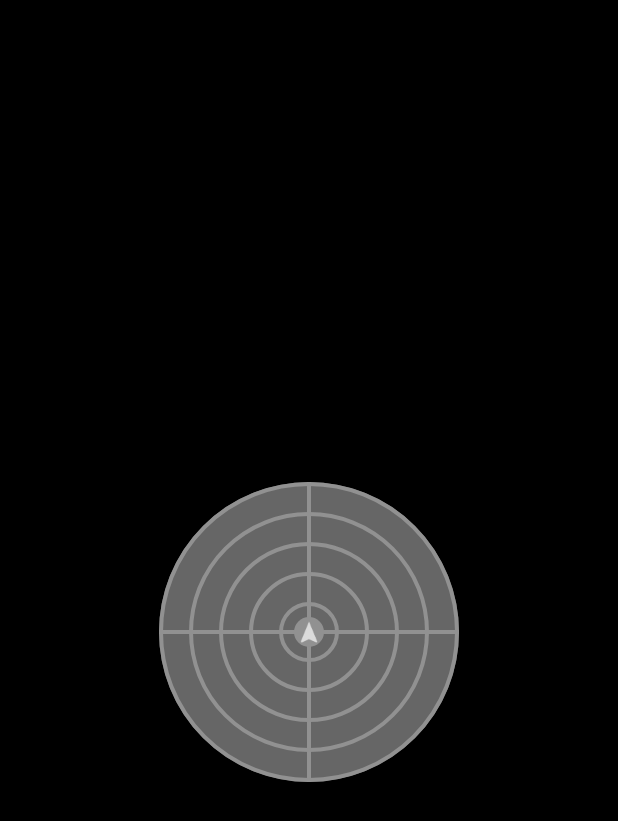
After one commit to SmallCrispyRice/AndroidUiStudy, an Android app: the RadarFragment screen opened through its navigation route, on a phone screen of 412 x 824 dp. The commit adds this screen. Shown: the top 821 px of the screen. Run offline under Robolectric (Android 15) with nearby library versions, the phone set to English and light mode, and no system bars; our stand-ins replace data binding.

Commit message:
雷达地图

```diff
--- a/AndroidUiStudy/app/src/main/AndroidManifest.xml
+++ b/AndroidUiStudy/app/src/main/AndroidManifest.xml
@@ -3,7 +3,12 @@
     xmlns:tools="http://schemas.android.com/tools"
     package="com.example.androiduistudy">
 
+
     <uses-permission android:name="android.permission.WRITE_EXTERNAL_STORAGE"/>
+    <!--    精确位置信息权限，通过GPS获取位置信息-->
+    <uses-permission android:name="android.permission.ACCESS_FINE_LOCATION" />
+    <!--    大致位置信息权限，通过WiFi或基站获取位置信息-->
+    <uses-permission android:name="android.permission.ACCESS_COARSE_LOCATION" />
     <application
         android:name=".CustomApplication"
         android:allowBackup="true"
--- a/AndroidUiStudy/app/src/main/java/com/example/androiduistudy/MainFragment.kt
+++ b/AndroidUiStudy/app/src/main/java/com/example/androiduistudy/MainFragment.kt
@@ -36,6 +36,7 @@ class MainFragment : BaseFragment() {
         navItems.add(NavItem("小说书架",R.id.action_mainFragment_to_bookshelfFragment))
         navItems.add(NavItem("写字板",R.id.action_mainFragment_to_tabletFragment))
         navItems.add(NavItem("虚拟摇杆",R.id.action_mainFragment_to_rockerFragment))
+        navItems.add(NavItem("雷达图",R.id.action_mainFragment_to_radarFragment))
         val adapter = ShowAdapter(navItems,findNavController())
         binding.rvMainShow.adapter = adapter
     }
--- /dev/null
+++ b/AndroidUiStudy/app/src/main/java/com/example/androiduistudy/bean/LocationInfo.kt
@@ -0,0 +1,9 @@
+package com.example.androiduistudy.bean
+
+data class LocationInfo(
+    var lat1:Double = 0.0,
+    var lon1:Double = 0.0,
+    var lat2:Double = 0.0,
+    var lon2:Double = 0.0,
+    var degree:Float = 0f
+)
--- /dev/null
+++ b/AndroidUiStudy/app/src/main/java/com/example/androiduistudy/ui/radar/RadarFragment.kt
@@ -0,0 +1,158 @@
+package com.example.androiduistudy.ui.radar
+
+import android.Manifest
+import android.content.Context
+import android.content.pm.PackageManager
+import android.hardware.Sensor
+import android.hardware.SensorEvent
+import android.hardware.SensorEventListener
+import android.hardware.SensorManager
+import android.location.Location
+import android.location.LocationListener
+import android.location.LocationManager
+import android.os.Bundle
+import android.view.LayoutInflater
+import android.view.View
+import androidx.core.app.ActivityCompat
+import androidx.lifecycle.MutableLiveData
+import com.example.androiduistudy.R
+import com.example.androiduistudy.base.BaseBindingViewFragment
+import com.example.androiduistudy.bean.LocationInfo
+import com.example.androiduistudy.databinding.FragmentRadarBinding
+import com.example.androiduistudy.util.CustomLog
+import com.example.androiduistudy.util.GeoUtils
+import java.util.*
+import kotlin.math.abs
+
+
+class RadarFragment : BaseBindingViewFragment<FragmentRadarBinding>(R.layout.fragment_radar) ,
+    SensorEventListener {
+    companion object{
+        const val TAG = "RadarFragment"
+    }
+    private lateinit var sensorManager: SensorManager
+    private lateinit var locationManager: LocationManager
+    private lateinit var locationListener: LocationListener
+    private lateinit var locationInfo: LocationInfo
+    private var locationInfoLiveData = MutableLiveData<LocationInfo>()
+    private var hasInitialized = false//飞机经纬度是否初始化
+    private var lastDegree:Float = 999f
+    var lat1:Double = 0.0
+    var lon1:Double = 0.0
+    var lon2:Double = 0.015
+    var lat2:Double = 0.0
+
+    override fun initBinding(layoutInflater: LayoutInflater): FragmentRadarBinding? {
+        return FragmentRadarBinding.inflate(layoutInflater)
+    }
+
+    override fun onViewCreated(view: View, savedInstanceState: Bundle?) {
+        super.onViewCreated(view, savedInstanceState)
+        initView()
+    }
+
+    private fun initView() {
+
+        locationInfo = LocationInfo()
+        locationInfoLiveData.observe(viewLifecycleOwner){ it ->
+            binding.locationInfo = ""+
+                "手机经纬度:(${it.lon1}，${it.lat1})\n" +
+                    "飞机经纬度:(${it.lon2},${it.lat2})\n" +
+                    "两点距离(米):${(GeoUtils.calculateDistance(it.lon1, it.lat1, it.lon2, it.lat2)*1000).toInt()}\n"+
+                    "与正北方向夹角:${GeoUtils.getAngle(GeoUtils.MyLatLng(it.lon1, it.lat1),GeoUtils.MyLatLng(it.lon2, it.lat2)).toInt()}\n"+
+                    "方向角:${it.degree}"
+        }
+
+
+
+        val angle = GeoUtils.getAngle(GeoUtils.MyLatLng(0.15,0.15),GeoUtils.MyLatLng(0.0,0.0))
+        CustomLog.d(TAG,"角度；${angle}")
+    }
+
+    override fun onResume() {
+        super.onResume()
+        //地址监听
+        locationManager = requireContext().getSystemService(Context.LOCATION_SERVICE) as LocationManager
+        locationListener = object :LocationListener{
+            override fun onLocationChanged(location: Location) {
+                lat1 = location.latitude
+                lon1 = location.longitude
+                if (!hasInitialized){
+                    val random = Random()
+                    var randomValue = 0.02 + random.nextDouble() * (0.02 - 0.01)
+//                    var randomValue = 0.0002 + random.nextDouble() * (0.0002 - 0.0001)//测试用  较近范围
+                    if(random.nextBoolean()){
+                        randomValue = -randomValue
+                    }
+                    lat2 = lat1 + randomValue
+                    if(random.nextBoolean()){
+                        randomValue = -randomValue
+                    }
+                    lon2 = lon1 + randomValue
+                    hasInitialized = true
+                }
+                binding.layoutRadarMap.setLatLng(lon1,lat1,lon2,lat2)
+                CustomLog.d("起点经纬度：($lon1,$lat1)")
+                CustomLog.d("终点经纬度：($lon2,$lat2)")
+//                binding.layoutRadarMap.setLatLng(0.0,0.0,0.0,0.015)//测试用，正北方向点
+                locationInfo.lon1 = lon1
+                locationInfo.lat1 = lat1
+                locationInfo.lon2 = lon2
+                locationInfo.lat2 = lat2
+                locationInfoLiveData.value = locationInfo
+            }
+
+            /** 位置提供者被禁用时调用，例如禁用了 GPS 定位功能，那么该方法就会被触发 如果禁用时没有重写该方法会导致闪退*/
+            override fun onProviderDisabled(provider: String) {
+                CustomLog.d(TAG,provider)
+            }
+
+            /** 位置提供者被启用时调用，之前被禁用的位置提供者（如打开了 GPS 定位功能），该方法就会被触发。如果重新启用时没有重写该方法会导致闪退*/
+            override fun onProviderEnabled(provider: String) {
+                CustomLog.d(TAG,provider)
+            }
+        }
+
+        //判断GPS或网络定位是否启用
+        if (locationManager.isProviderEnabled(LocationManager.GPS_PROVIDER) || locationManager.isProviderEnabled(LocationManager.NETWORK_PROVIDER)) {
+            //检查是否授予了访问精确位置和粗略位置的权限
+            if (ActivityCompat.checkSelfPermission(requireContext(), Manifest.permission.ACCESS_FINE_LOCATION) == PackageManager.PERMISSION_GRANTED && ActivityCompat.checkSelfPermission(requireContext(), Manifest.permission.ACCESS_COARSE_LOCATION) == PackageManager.PERMISSION_GRANTED) {
+                //请求位置更新，这里使用GPS，最小时间间隔0，最小距离0，及对应的位置监听器
+                locationManager.requestLocationUpdates(LocationManager.GPS_PROVIDER, 0, 0f, locationListener)
+            }
+        }
+
+        //方向角监听器实现
+        sensorManager = requireContext().getSystemService(Context.SENSOR_SERVICE) as SensorManager
+        val rotationVectorSensor = sensorManager.getDefaultSensor(Sensor.TYPE_ORIENTATION)
+        sensorManager.registerListener(this, rotationVectorSensor, SensorManager.SENSOR_DELAY_NORMAL)
+    }
+
+    override fun onDestroy() {
+        super.onDestroy()
+        // 取消注册传感器监听器
+        sensorManager.unregisterListener(this)
+        locationManager?.removeUpdates(locationListener)
+    }
+
+    override fun onSensorChanged(event: SensorEvent?) {
+        if (event?.sensor?.type == Sensor.TYPE_ORIENTATION) {
+            val degree = event?.values?.get(0) ?:0F
+            binding.layoutRadarMap.setDegree(degree)
+            locationInfo.degree = degree
+            locationInfoLiveData.value = locationInfo
+            if (abs(lastDegree) <999f && abs(lastDegree - degree) > 5f){
+                val startDegree = degree / 360 * 8f
+                binding.layoutRadarMap.setNavDirectionDegree(startDegree)
+                lastDegree = degree
+            }
+            if(lastDegree == 999f){
+                lastDegree = degree
+            }
+        }
+    }
+
+    override fun onAccuracyChanged(p0: Sensor?, p1: Int) {
+        // 当传感器精度发生变化时的回调
+    }
+}
--- /dev/null
+++ b/AndroidUiStudy/app/src/main/java/com/example/androiduistudy/util/GeoUtils.java
@@ -0,0 +1,74 @@
+package com.example.androiduistudy.util;
+
+/**
+ * 经纬度操作相关工具类
+ */
+public class GeoUtils {
+    private static final double EARTH_RADIUS = 6371; // 地球半径，单位：千米
+
+    /**
+     * 计算两点间距离，返回单位km，有误差
+     */
+    public static double calculateDistance(double lon1,double lat1, double lon2, double lat2) {
+        double dLat = Math.toRadians(lat2 - lat1);
+        double dLon = Math.toRadians(lon2 - lon1);
+        double a = Math.sin(dLat / 2) * Math.sin(dLat / 2) +
+                Math.cos(Math.toRadians(lat1)) * Math.cos(Math.toRadians(lat2)) *
+                        Math.sin(dLon / 2) * Math.sin(dLon / 2);
+        double c = 2 * Math.atan2(Math.sqrt(a), Math.sqrt(1 - a));
+        double distance = EARTH_RADIUS * c;
+        return distance;
+    }
+
+    /**
+     * 获取AB连线与正北方向的角度
+     *
+     * @param A A点的经纬度
+     * @param B B点的经纬度
+     * @return AB连线与正北方向的角度（0~360）
+     */
+    public static double getAngle(MyLatLng A, MyLatLng B) {
+        double dx = (B.m_RadLo - A.m_RadLo) * A.Ed;
+        double dy = (B.m_RadLa - A.m_RadLa) * A.Ec;
+        double angle = 0.0;
+        angle = Math.atan(Math.abs(dx / dy)) * 180. / Math.PI;
+        double dLo = B.m_Longitude - A.m_Longitude;
+        double dLa = B.m_Latitude - A.m_Latitude;
+        if (dLo > 0 && dLa <= 0) {
+            angle = (90. - angle) + 90;
+        } else if (dLo <= 0 && dLa < 0) {
+            angle = angle + 180.;
+        } else if (dLo < 0 && dLa >= 0) {
+            angle = (90. - angle) + 270;
+        }
+        return angle;
+    }
+
+    public static class MyLatLng {
+        final static double Rc = 6378137;
+        final static double Rj = 6356725;
+        double m_LoDeg, m_LoMin, m_LoSec;
+        double m_LaDeg, m_LaMin, m_LaSec;
+        double m_Longitude, m_Latitude;
+        double m_RadLo, m_RadLa;
+        double Ec;
+        double Ed;
+
+        public MyLatLng(double longitude, double latitude) {
+            m_LoDeg = (int) longitude;
+            m_LoMin = (int) ((longitude - m_LoDeg) * 60);
+            m_LoSec = (longitude - m_LoDeg - m_LoMin / 60.) * 3600;
+
+            m_LaDeg = (int) latitude;
+            m_LaMin = (int) ((latitude - m_LaDeg) * 60);
+            m_LaSec = (latitude - m_LaDeg - m_LaMin / 60.) * 3600;
+
+            m_Longitude = longitude;
+            m_Latitude = latitude;
+            m_RadLo = longitude * Math.PI / 180.;
+            m_RadLa = latitude * Math.PI / 180.;
+            Ec = Rj + (Rc - Rj) * (90. - m_Latitude) / 90.;
+            Ed = Ec * Math.cos(m_RadLa);
+        }
+    }
+}
--- /dev/null
+++ b/AndroidUiStudy/app/src/main/java/com/example/androiduistudy/widget/RadarMapLayout.java
@@ -0,0 +1,60 @@
+package com.example.androiduistudy.widget;
+
+import android.animation.ObjectAnimator;
+import android.animation.ValueAnimator;
+import android.content.Context;
+import android.util.AttributeSet;
+import android.view.LayoutInflater;
+import android.view.View;
+import android.view.animation.OvershootInterpolator;
+import android.widget.FrameLayout;
+import android.widget.ImageView;
+
+import androidx.annotation.NonNull;
+import androidx.annotation.Nullable;
+
+import com.example.androiduistudy.R;
+
+public class RadarMapLayout extends FrameLayout {
+    private RadarView radarView;
+    private ImageView imgNavDirection;
+    ObjectAnimator imgAnimator;
+
+    public RadarMapLayout(@NonNull Context context) {
+        super(context);
+        init(context);
+    }
+
+    public RadarMapLayout(@NonNull Context context, @Nullable AttributeSet attrs) {
+        super(context, attrs);
+        init(context);
+    }
+
+    public RadarMapLayout(@NonNull Context context, @Nullable AttributeSet attrs, int defStyleAttr) {
+        super(context, attrs, defStyleAttr);
+        init(context);
+    }
+
+    private void init(Context context) {
+        LayoutInflater inflater = LayoutInflater.from(context);
+        View view = inflater.inflate(R.layout.radar_map_layout, this);
+        radarView = view.findViewById(R.id.view_radar);
+        imgNavDirection = view.findViewById(R.id.img_nav_direction);
+    }
+
+    public void setDegree(float degree) {
+        radarView.setDegree(degree);
+    }
+
+    public void setNavDirectionDegree(float degree) {
+        if (imgAnimator == null || !imgAnimator.isRunning()) {
+            imgAnimator = ObjectAnimator.ofFloat(imgNavDirection, "rotation", degree, -degree*2,degree);
+            imgAnimator.setDuration(100);
+            imgAnimator.start();
+        }
+    }
+
+    public void setLatLng(double lon1,double lat1, double lon2, double lat2) {
+        radarView.setLatLng(lon1,lat1,lon2,lat2);
+    }
+}
--- /dev/null
+++ b/AndroidUiStudy/app/src/main/java/com/example/androiduistudy/widget/RadarView.java
@@ -0,0 +1,137 @@
+package com.example.androiduistudy.widget;
+
+import android.content.Context;
+import android.graphics.Canvas;
+import android.graphics.Color;
+import android.graphics.Paint;
+import android.util.AttributeSet;
+import android.view.View;
+
+import androidx.annotation.Nullable;
+
+import com.example.androiduistudy.util.CustomLog;
+import com.example.androiduistudy.util.DensityUtil;
+import com.example.androiduistudy.util.GeoUtils;
+
+public class RadarView extends View {
+    private final int CIRCLE_NUM = 5;//绘制圆个数
+    private final int LINE_WIDTH = 4;
+    private final int MAP_MAX = 5;//雷达图最大显示范围，单位km，指的是雷达图半径对应多少km
+    private Paint linePaint, bgPaint, pointPaint;
+    private int defaultWidth = -1, defaultHeight = -1;
+    private int viewWidth = -1, viewHeight = -1;
+    private int radiusUnit = -1;//圆等分时候，单位半径，及最小圆半径
+    private int centerX, centerY;
+    private float length = 0f;
+    private float pointX = 0f,pointY = 0f;
+    private float degree;
+
+    public RadarView(Context context) {
+        super(context);
+        init(context);
+    }
+
+    public RadarView(Context context, @Nullable AttributeSet attrs) {
+        super(context, attrs);
+        init(context);
+    }
+
+    public RadarView(Context context, @Nullable AttributeSet attrs, int defStyleAttr) {
+        super(context, attrs, defStyleAttr);
+        init(context);
+    }
+
+    private void init(Context context) {
+        linePaint = new Paint();
+        linePaint.setColor(Color.parseColor("#919191"));
+        linePaint.setStrokeWidth(LINE_WIDTH);
+        linePaint.setStyle(Paint.Style.STROKE);
+
+        bgPaint = new Paint();
+        bgPaint.setColor(Color.parseColor("#FF666666"));
+        bgPaint.setStyle(Paint.Style.FILL);
+
+        pointPaint = new Paint();
+        pointPaint.setColor(Color.parseColor("#919191"));
+        pointPaint.setStyle(Paint.Style.FILL);
+
+        defaultWidth = DensityUtil.dp2px(context, 200);
+        defaultHeight = DensityUtil.dp2px(context, 200);
+    }
+
+    @Override
+    protected void onMeasure(int widthMeasureSpec, int heightMeasureSpec) {
+        super.onMeasure(widthMeasureSpec, heightMeasureSpec);
+        int widthSize = MeasureSpec.getSize(widthMeasureSpec);
+        int heightSize = MeasureSpec.getSize(heightMeasureSpec);
+        int widthMode = MeasureSpec.getMode(widthMeasureSpec);
+        int heightMode = MeasureSpec.getMode(heightMeasureSpec);
+        int width, height;
+        if (widthMode == MeasureSpec.EXACTLY) {
+            width = widthSize;
+        } else {
+            width = defaultWidth;
+        }
+        if (heightMode == MeasureSpec.EXACTLY) {
+            height = heightSize;
+        } else {
+            height = defaultHeight;
+        }
+        width = Math.min(width, height);
+        height = width;
+        setMeasuredDimension(width, height);
+    }
+
+    @Override
+    protected void onSizeChanged(int w, int h, int oldw, int oldh) {
+        super.onSizeChanged(w, h, oldw, oldh);
+        viewWidth = w;
+        viewHeight = h;
+        radiusUnit = viewWidth / 2 / CIRCLE_NUM;
+        centerX = viewWidth / 2;
+        centerY = viewHeight / 2;
+    }
+
+    @Override
+    protected void onDraw(Canvas canvas) {
+        super.onDraw(canvas);
+        //绘制雷达图线
+        canvas.drawCircle(centerX, centerY, radiusUnit * CIRCLE_NUM, bgPaint);
+        for (int i = 1; i <= CIRCLE_NUM; i++) {
+            canvas.drawCircle(centerX, centerY, radiusUnit * i - LINE_WIDTH/2, linePaint);
+        }
+        canvas.drawLine(centerX, 0, centerX, viewHeight, linePaint);
+        canvas.drawLine(0, centerY, viewWidth, centerY, linePaint);
+
+        canvas.save();
+        //变为数学坐标系
+        canvas.translate(centerX,centerY);
+        canvas.rotate(180);
+        canvas.scale(-1,1);
+        canvas.rotate(degree,0,0);//手机转动时候，点的位置
+        //飞机点绘制
+        canvas.drawCircle(pointX,pointY,15,pointPaint);
+        canvas.restore();
+    }
+
+    /** 点旋转角度 */
+    public void setDegree(float degree){
+        this.degree = degree;
+        postInvalidate();
+    }
+
+    /** (lon1,lat1)手机经纬度 (lon2,lat2)飞机经纬度*/
+    public void setLatLng(double lon1,double lat1, double lon2, double lat2) {
+        double distance = GeoUtils.calculateDistance(lon1,lat1,lon2,lat2);
+        length = (float) (distance / MAP_MAX * viewWidth / 2f);//按照km为单位换算  一格1km
+//        length = length * 100;//一格10m，范围较近时候用
+        CustomLog.INSTANCE.d("distance:"+distance*1000);
+        CustomLog.INSTANCE.d("r:"+ length);
+        GeoUtils.MyLatLng point1 = new GeoUtils.MyLatLng(lon1,lat1);
+        GeoUtils.MyLatLng point2 = new GeoUtils.MyLatLng(lon2,lat2);
+        float angle = (float) GeoUtils.getAngle(point1,point2);
+        pointX = length * (float) Math.sin(angle);
+        pointY = length * (float) Math.cos(angle);
+        postInvalidate();
+    }
+}
--- /dev/null
+++ b/AndroidUiStudy/app/src/main/res/layout/fragment_radar.xml
@@ -0,0 +1,34 @@
+<?xml version="1.0" encoding="utf-8"?>
+<layout xmlns:android="http://schemas.android.com/apk/res/android"
+    xmlns:tools="http://schemas.android.com/tools">
+
+    <data>
+        <variable
+            name="locationInfo"
+            type="String" />
+    </data>
+
+    <LinearLayout
+        android:layout_width="match_parent"
+        android:layout_height="match_parent"
+        android:orientation="vertical"
+        android:background="@color/black"
+        android:gravity="center">
+
+        <TextView
+            android:layout_width="wrap_content"
+            android:layout_height="wrap_content"
+            android:textColor="@color/white"
+            android:text="@{locationInfo}"/>
+
+        <com.example.androiduistudy.widget.RadarMapLayout
+            android:id="@+id/layout_radar_map"
+            android:layout_width="wrap_content"
+            android:layout_height="wrap_content"/>
+
+<!--        <com.example.androiduistudy.widget.TestView-->
+<!--            android:layout_width="50dp"-->
+<!--            android:layout_height="50dp"-->
+<!--            android:layout_marginTop="50dp"/>-->
+    </LinearLayout>
+</layout>
--- /dev/null
+++ b/AndroidUiStudy/app/src/main/res/layout/radar_map_layout.xml
@@ -0,0 +1,23 @@
+<?xml version="1.0" encoding="utf-8"?>
+<androidx.constraintlayout.widget.ConstraintLayout xmlns:android="http://schemas.android.com/apk/res/android"
+    xmlns:tools="http://schemas.android.com/tools"
+    android:layout_width="wrap_content"
+    android:layout_height="wrap_content"
+    xmlns:app="http://schemas.android.com/apk/res-auto"
+    tools:ignore="MissingDefaultResource">
+
+    <com.example.androiduistudy.widget.RadarView
+        android:id="@+id/view_radar"
+        android:layout_width="match_parent"
+        android:layout_height="match_parent" />
+
+    <ImageView
+        android:id="@+id/img_nav_direction"
+        android:layout_width="wrap_content"
+        android:layout_height="wrap_content"
+        android:src="@mipmap/nav_direction"
+        app:layout_constraintTop_toTopOf="parent"
+        app:layout_constraintLeft_toLeftOf="parent"
+        app:layout_constraintBottom_toBottomOf="parent"
+        app:layout_constraintRight_toRightOf="parent"/>
+</androidx.constraintlayout.widget.ConstraintLayout>
--- a/AndroidUiStudy/app/src/main/res/navigation/main_navigation.xml
+++ b/AndroidUiStudy/app/src/main/res/navigation/main_navigation.xml
@@ -20,6 +20,9 @@
         <action
             android:id="@+id/action_mainFragment_to_rockerFragment"
             app:destination="@id/rockerFragment" />
+        <action
+            android:id="@+id/action_mainFragment_to_radarFragment"
+            app:destination="@id/radarFragment" />
     </fragment>
     <fragment
         android:id="@+id/indexListFragment"
@@ -37,4 +40,8 @@
         android:id="@+id/rockerFragment"
         android:name="com.example.androiduistudy.ui.rocker.RockerFragment"
         android:label="RockerFragment" />
+    <fragment
+        android:id="@+id/radarFragment"
+        android:name="com.example.androiduistudy.ui.radar.RadarFragment"
+        android:label="RadarFragment" />
 </navigation>
```
Also changed, not shown: AndroidUiStudy/app/src/main/java/com/example/androiduistudy/widget/TestView.java (added, +61 -0 lines), AndroidUiStudy/app/src/main/res/mipmap-xhdpi/nav_direction.png (added).
